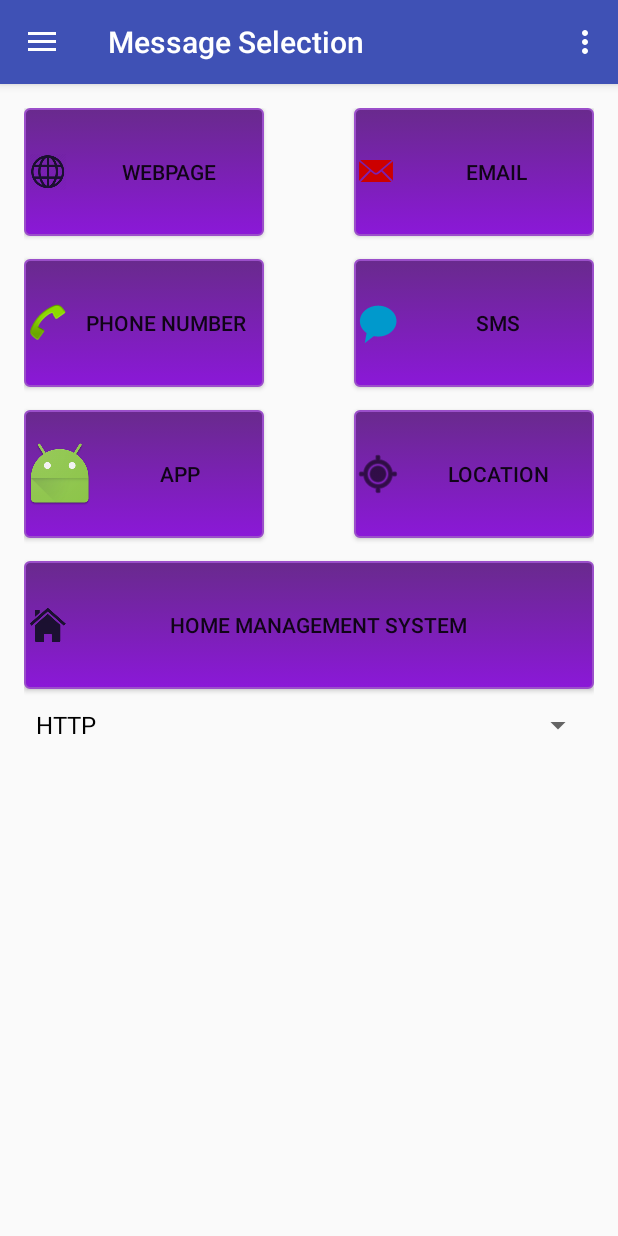
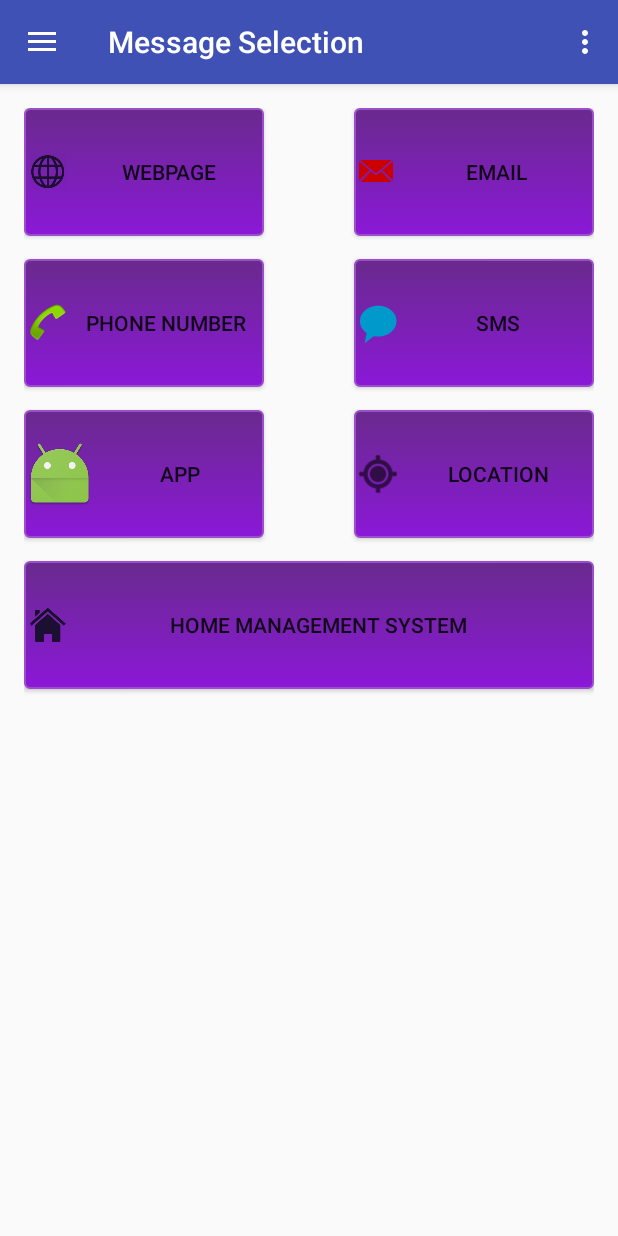
Before and after one commit to seanc123/NFC-Writer-Pal, an Android app: the MessageSelection screen opened directly, with no data from a screen before it, on a phone screen of 412 x 824 dp. Run offline under Robolectric (Android 15) with nearby library versions, the phone set to English and light mode, and no system bars.

Commit message:
Code cleanup

```diff
--- a/NFCWriterPal/app/src/main/java/com/apps/seanc/nfcwriterpal/ActivityHandlers/AppSelection.java
+++ b/NFCWriterPal/app/src/main/java/com/apps/seanc/nfcwriterpal/ActivityHandlers/AppSelection.java
@@ -4,7 +4,6 @@ import android.app.Dialog;
 import android.app.ListActivity;
 import android.app.PendingIntent;
 import android.app.ProgressDialog;
-import android.content.ActivityNotFoundException;
 import android.content.Context;
 import android.content.DialogInterface;
 import android.content.Intent;
@@ -121,8 +120,8 @@ public class AppSelection extends ListActivity {
 
     private Dialog displayWriteDialog() {
         final AlertDialog.Builder dialogBuilder = new AlertDialog.Builder(this);
-        dialogBuilder.setTitle(getString(R.string.write_dialog_title));
-        dialogBuilder.setMessage(getString(R.string.write_dialog_text));
+        dialogBuilder.setTitle(getString(R.string.tap_dialog_title));
+        dialogBuilder.setMessage(getString(R.string.tap_dialog_text));
 
 
         dialogBuilder.setPositiveButton("Cancel!", new DialogInterface.OnClickListener() {
--- a/NFCWriterPal/app/src/main/java/com/apps/seanc/nfcwriterpal/ActivityHandlers/MessageSelection.java
+++ b/NFCWriterPal/app/src/main/java/com/apps/seanc/nfcwriterpal/ActivityHandlers/MessageSelection.java
@@ -66,14 +66,6 @@ public class MessageSelection extends AppCompatActivity
         hms = (Button) findViewById(R.id.ms_btn_hms);
 
         dialogBoxHandler = new DialogBoxHandler(MessageSelection.this, this);
-
-        Spinner spinner = (Spinner) findViewById(R.id.spinner3);
-
-
-        String[] httpTypes = new String[]{this.getString(R.string.http),this.getString(R.string.https)};
-        ArrayAdapter<String> httpAdapter = new ArrayAdapter<String>(this, R.layout.support_simple_spinner_dropdown_item, httpTypes);
-        httpAdapter.setDropDownViewResource(R.layout.support_simple_spinner_dropdown_item);
-        spinner.setAdapter(httpAdapter);
 
         setOnClickListeners();
     }
--- a/NFCWriterPal/app/src/main/java/com/apps/seanc/nfcwriterpal/Tools/Controller.java
+++ b/NFCWriterPal/app/src/main/java/com/apps/seanc/nfcwriterpal/Tools/HttpController.java
@@ -7,7 +7,6 @@ import android.util.Log;
 import java.io.IOException;
 import okhttp3.OkHttpClient;
 import okhttp3.Request;
-import okhttp3.Response;
 
 
 import org.apache.http.HttpResponse;
@@ -25,9 +24,9 @@ import org.apache.http.params.HttpParams;
  * all httpRequests. Each method is linked to a specific button press
  * on the MainAppActivity page.
  */
-public class Controller {
+public class HttpController {
 
-    private String TAG = Controller.class.getName();
+    private String TAG = HttpController.class.getName();
     private apacheTask task = null;
     private okTask okTask = null;
     private timeoutTask timeoutTask = null;
--- a/NFCWriterPal/app/src/main/res/layout/content_message_selection.xml
+++ b/NFCWriterPal/app/src/main/res/layout/content_message_selection.xml
@@ -114,13 +114,6 @@
             android:layout_marginTop="15dp"
             android:layout_gravity="left" />
 
-        <Spinner
-            android:layout_width="match_parent"
-            android:layout_height="wrap_content"
-            android:id="@+id/spinner3"
-            android:layout_column="0"
-            android:layout_row="6"
-            android:layout_columnSpan="2" />
     </GridLayout>
 
 </RelativeLayout>
```
Also changed, not shown: NFCWriterPal/app/src/main/java/com/apps/seanc/nfcwriterpal/ActivityHandlers/HMSManagerActivity.java (+3 -5 lines), NFCWriterPal/app/src/main/java/com/apps/seanc/nfcwriterpal/ActivityHandlers/WriteActivity.java (+1 -11 lines), NFCWriterPal/app/src/main/java/com/apps/seanc/nfcwriterpal/Tools/DialogBoxHandler.java (+36 -1 lines).
